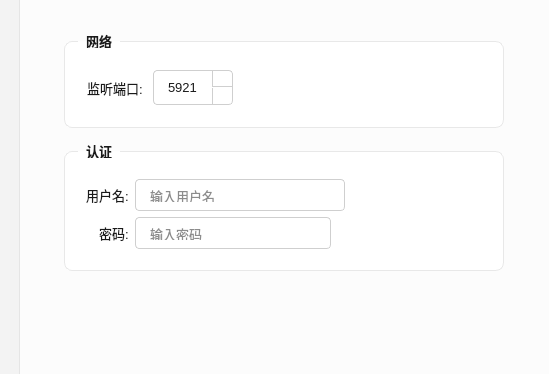
First picture: the form in src/ui/settingsdialog.ui, repository JiaYongChen/CrossRemoteDesktop, before the edit; both pictures show x 151 to 700 and y 0 to 374 of the 700 by 500 pixel window.
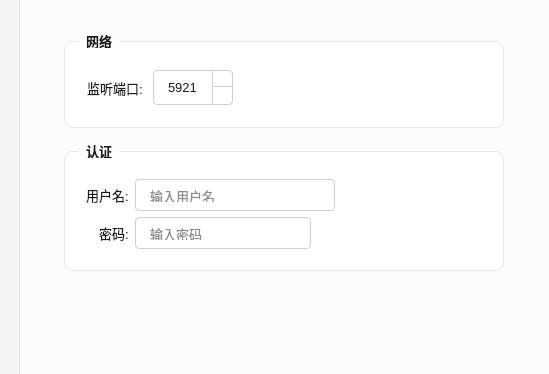
Second picture: the form after the edit. The open tabs and pages were chosen to show the change. Icons and pictures are not drawn.

What changed in the file:
```diff
--- a/src/ui/settingsdialog.ui
+++ b/src/ui/settingsdialog.ui
@@ -691,7 +691,7 @@
                    <size><width>0</width><height>32</height></size>
                   </property>
                   <property name="maximumSize">
-                   <size><width>210</width><height>32</height></size>
+                   <size><width>200</width><height>32</height></size>
                   </property>
                   <property name="placeholderText">
                    <string>输入用户名</string>
@@ -713,7 +713,7 @@
                      <size><width>0</width><height>32</height></size>
                     </property>
                     <property name="maximumSize">
-                     <size><width>196</width><height>32</height></size>
+                     <size><width>176</width><height>32</height></size>
                     </property>
                     <property name="echoMode">
                      <enum>QLineEdit::Password</enum>
```
Left out of the diff: 2 changed lines with no effect on the pictures.
